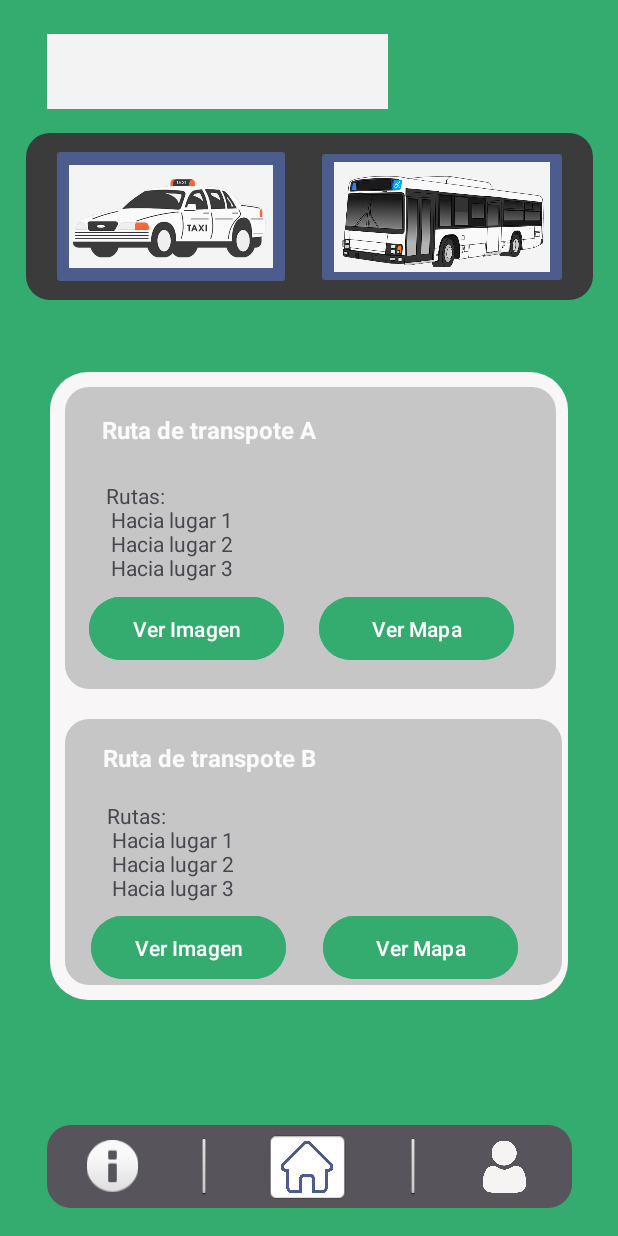
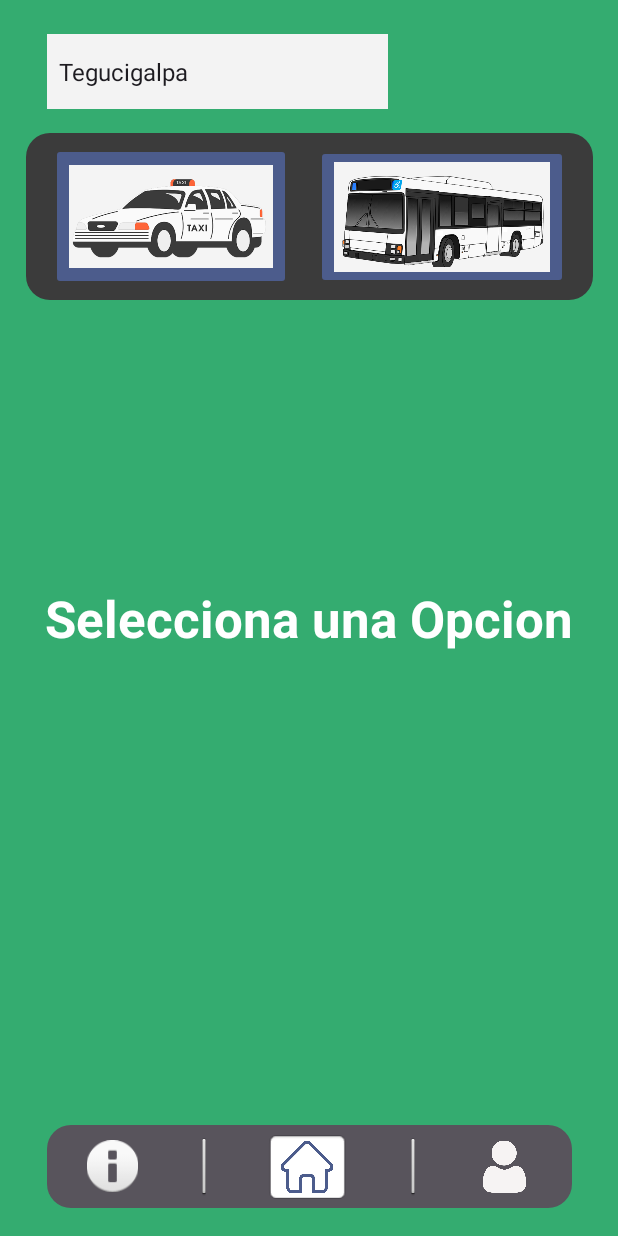
Before and after one commit to JANIER-VSQZ/UbicaTuPunto, an Android app: the Selection screen opened directly, with no data from a screen before it, on a phone screen of 412 x 824 dp. Run offline under Robolectric (Android 15) with nearby library versions, the phone set to English and light mode, and no system bars.

Commit message:
Ocultar scrollView si no hay nada seleccionado

```diff
--- a/app/src/main/java/com/example/appubicatupunto/Selection.java
+++ b/app/src/main/java/com/example/appubicatupunto/Selection.java
@@ -3,8 +3,13 @@ package com.example.appubicatupunto;
 import android.content.Intent;
 import android.os.Bundle;
 import android.view.View;
+import android.widget.ArrayAdapter;
 import android.widget.Button;
 import android.widget.ImageView;
+import android.widget.ScrollView;
+import android.widget.Spinner;
+import android.widget.SpinnerAdapter;
+import android.widget.TextView;
 
 import androidx.activity.EdgeToEdge;
 import androidx.appcompat.app.AppCompatActivity;
@@ -12,8 +17,12 @@ import androidx.core.graphics.Insets;
 import androidx.core.view.ViewCompat;
 import androidx.core.view.WindowInsetsCompat;
 
+import java.util.ArrayList;
+
+
 public class Selection extends AppCompatActivity {
 int selectedOption = 0;
+private Spinner cbCiudad;
     @Override
     protected void onCreate(Bundle savedInstanceState) {
 
@@ -31,16 +40,27 @@ int selectedOption = 0;
         ImageView imgBus = findViewById(R.id.btnBus);
         Button btnDetalles = findViewById(R.id.btnDetalles);
         Button btnImagen= findViewById(R.id.btnImagen);
+        Button btnDetalles2 = findViewById(R.id.btnDetalles2);
+        Button btnImagen2= findViewById(R.id.btnImagen2);
+        cbCiudad = (Spinner) findViewById(R.id.cbCiudad);
+        ScrollView scvPrincipal = findViewById(R.id.scvContenido);
+        TextView txtAdvertencia = findViewById(R.id.txtAdvertencia);
+
+        agregarCB();
 
         imgBus.setOnClickListener(v -> {
             selectedOption = 1;
             imgBus.setAlpha(1.0f);
             imgTaxi.setAlpha(0.5f); // Reduce la opacidad del otro
+            scvPrincipal.setVisibility(View.VISIBLE);
+            txtAdvertencia.setVisibility(View.INVISIBLE);
         });
         imgTaxi.setOnClickListener(v -> {
             selectedOption = 2;
             imgTaxi.setAlpha(1.0f);
             imgBus.setAlpha(0.5f); // Reduce la opacidad del otro
+            scvPrincipal.setVisibility(View.VISIBLE);
+            txtAdvertencia.setVisibility(View.INVISIBLE);
         });
 
         btnImagen.setOnClickListener(v->{
@@ -62,6 +82,41 @@ int selectedOption = 0;
                 startActivity(Ttaxi);
             }
         });
+
+        btnImagen2.setOnClickListener(v->{
+            if (selectedOption==1){
+                Intent TBus = new Intent(this, GaleryViewBus.class);
+                startActivity(TBus);
+            } else if (selectedOption==2) {
+                Intent Ttaxi = new Intent(this, GaleryViewTaxis.class);
+                startActivity(Ttaxi);
+            }
+        });
+
+        btnDetalles2.setOnClickListener(v->{
+            if (selectedOption==1){
+                Intent TBus = new Intent(this, MapViewBus.class);
+                startActivity(TBus);
+            } else if (selectedOption==2) {
+                Intent Ttaxi = new Intent(this, MapViewTaxis.class);
+                startActivity(Ttaxi);
+            }
+        });
+    }
+
+
+
+
+
+    public void agregarCB(){
+        ArrayList<String> datosCB = new ArrayList<>();
+        datosCB.add("Tegucigalpa");
+        datosCB.add("otro");
+        ArrayAdapter<String> adaptador = new ArrayAdapter<>(this, android.R.layout.simple_spinner_item, datosCB);
+        adaptador.setDropDownViewResource(android.R.layout.simple_spinner_dropdown_item);
+
+        // Vincular adaptador al spinner
+        cbCiudad.setAdapter(adaptador);
     }
 
 
--- a/app/src/main/res/layout/activity_selection.xml
+++ b/app/src/main/res/layout/activity_selection.xml
@@ -130,9 +130,10 @@
         app:layout_constraintVertical_bias="0.592" />
 
     <ScrollView
-        android:id="@+id/scrollView2"
+        android:id="@+id/scvContenido"
         android:layout_width="345dp"
         android:layout_height="428dp"
+        android:visibility="invisible"
         app:layout_constraintBottom_toBottomOf="parent"
         app:layout_constraintEnd_toEndOf="parent"
         app:layout_constraintStart_toStartOf="parent"
@@ -312,5 +313,19 @@
         app:layout_constraintTop_toTopOf="parent"
         app:layout_constraintVertical_bias="0.969" />
 
+    <TextView
+        android:id="@+id/txtAdvertencia"
+        android:layout_width="wrap_content"
+        android:layout_height="wrap_content"
+        android:text="Selecciona una Opcion"
+        android:textColor="#FFFFFF"
+        android:textSize="34sp"
+        android:textStyle="bold"
+        android:visibility="visible"
+        app:layout_constraintBottom_toBottomOf="parent"
+        app:layout_constraintEnd_toEndOf="parent"
+        app:layout_constraintStart_toStartOf="parent"
+        app:layout_constraintTop_toTopOf="parent" />
+
 
 </androidx.constraintlayout.widget.ConstraintLayout>
```
